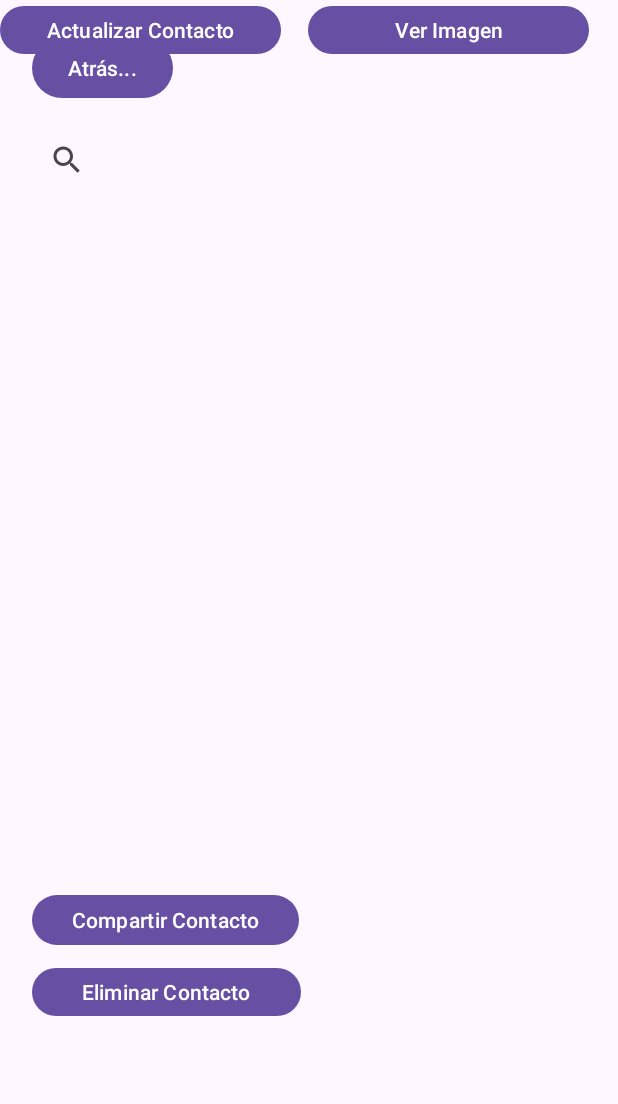
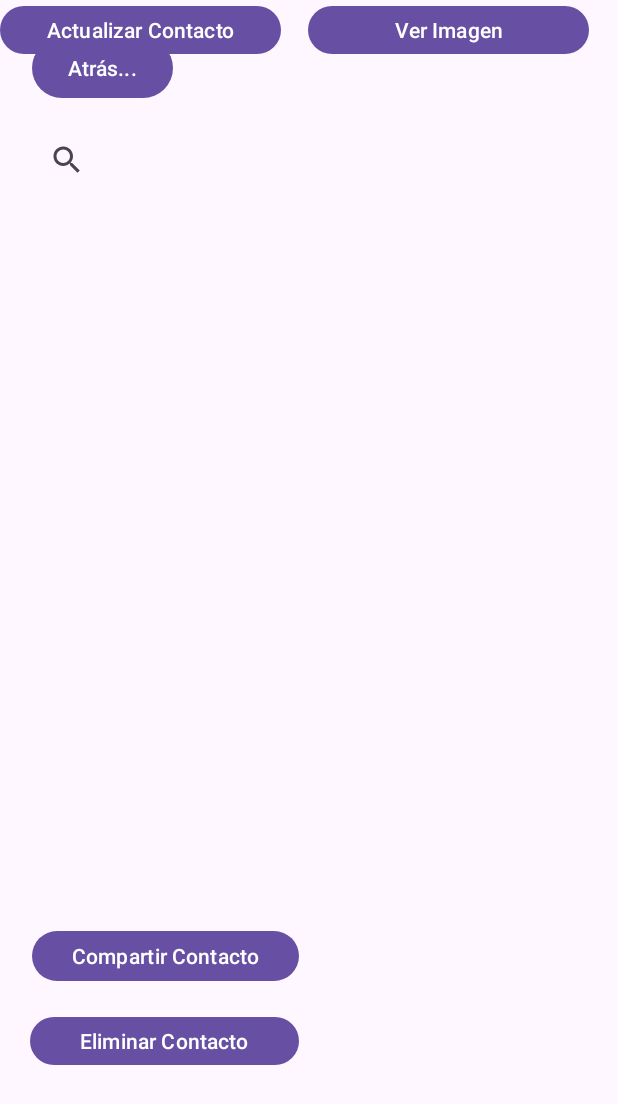
Before and after one commit to jdj2001/PM1E1365556, an Android app: the layout activity_listado.xml on its own in the app's theme, with its tools: preview values and no code run, on a phone screen of 412 x 824 dp. Shown: the top 1104 px of the screen. Run offline under Robolectric (Android 15) with nearby library versions, the phone set to English and light mode, and no system bars.

Commit message:
Pantalla - Lista de Contactos

```diff
--- a/app/src/main/res/layout/activity_listado.xml
+++ b/app/src/main/res/layout/activity_listado.xml
@@ -42,7 +42,7 @@
         android:layout_width="178dp"
         android:layout_height="41dp"
         android:layout_marginStart="21dp"
-        android:layout_marginTop="12dp"
+        android:layout_marginTop="36dp"
         android:layout_marginEnd="305dp"
         android:text="Compartir Contacto"
         app:layout_constraintEnd_toEndOf="parent"
@@ -54,8 +54,8 @@
         android:id="@+id/btneliminar"
         android:layout_width="179dp"
         android:layout_height="40dp"
-        android:layout_marginStart="21dp"
-        android:layout_marginTop="7dp"
+        android:layout_marginStart="20dp"
+        android:layout_marginTop="16dp"
         android:text="Eliminar Contacto"
         app:layout_constraintStart_toStartOf="parent"
         app:layout_constraintTop_toBottomOf="@+id/btncompartir" />
@@ -68,9 +68,8 @@
         android:layout_marginEnd="21dp"
         android:text="Ver Imagen"
         app:layout_constraintEnd_toEndOf="parent"
-        app:layout_constraintHorizontal_bias="0.615"
         app:layout_constraintStart_toEndOf="@+id/btncompartir"
-        tools:layout_editor_absoluteY="592dp" />
+        tools:layout_editor_absoluteY="616dp" />
 
     <Button
         android:id="@+id/btnactualizar"
@@ -78,5 +77,5 @@
         android:layout_height="40dp"
         android:text="Actualizar Contacto"
         tools:layout_editor_absoluteX="205dp"
-        tools:layout_editor_absoluteY="640dp" />
+        tools:layout_editor_absoluteY="674dp" />
 </androidx.constraintlayout.widget.ConstraintLayout>
```
